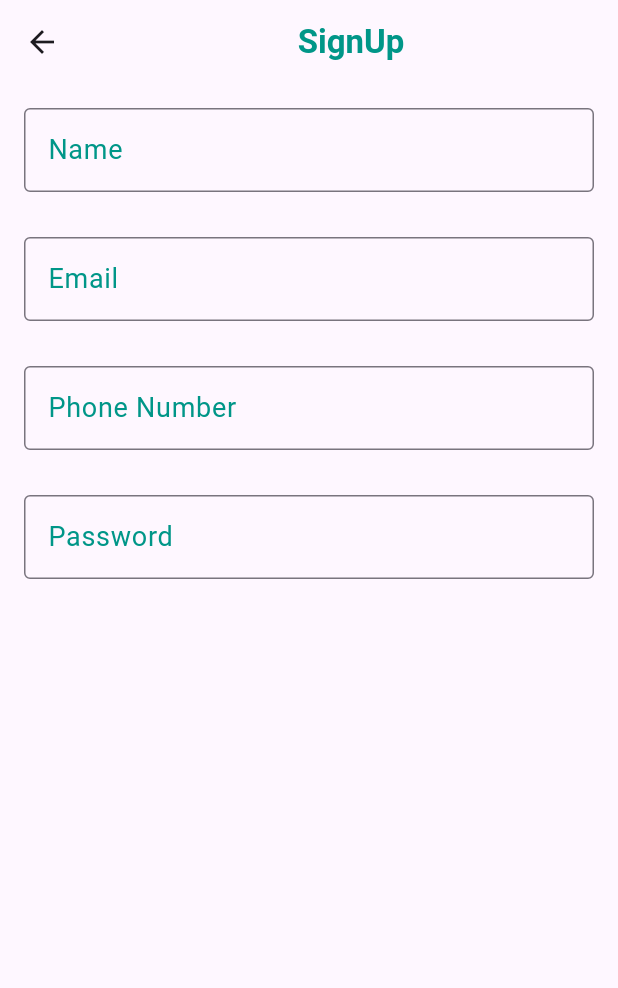
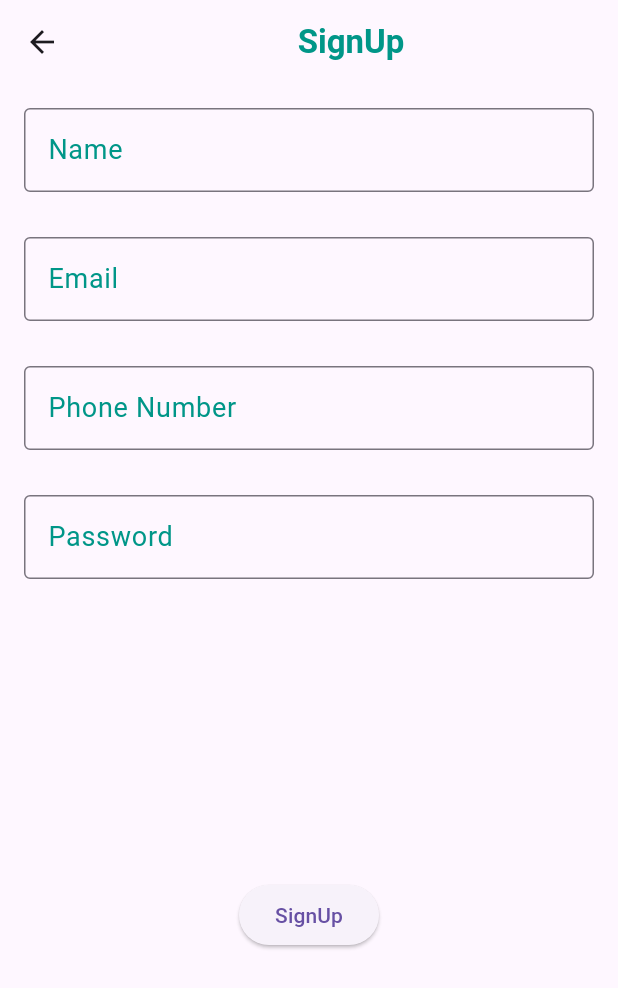
Before and after one commit to RaphaelZLB/flutter_app, a Flutter app: the screen it shows after launch, on a phone screen of 412 x 824 dp. Shown: the top 988 px of the screen. Run offline on Flutter 3.47's test engine with Material 3 defaults, Android fonts, the phone set to English and light mode, and no system bars; our stand-ins replace get.

Commit message:
controllers and buttons

```diff
--- a/lib/Models/User.dart
+++ b/lib/Models/User.dart
@@ -1,3 +1,5 @@
+
+
 class User {
   final String name;
   final String email;
--- a/lib/Routes/AppPage.dart
+++ b/lib/Routes/AppPage.dart
@@ -1,16 +1,15 @@
 import 'package:flutter_app/Bindings/RegistrationBinding.dart';
 import 'package:flutter_app/Routes/AppRoute.dart';
 import 'package:flutter_app/Views/Login.dart';
-import 'package:flutter_app/Views/registration.dart';
+import 'package:flutter_app/Views/Registration.dart';
 import 'package:get/get.dart';
 import '../Bindings/LoginBinding.dart';
 
 class AppPage {
   static final List<GetPage> pages = [
-    GetPage(
-        name: AppRoute.register,
-        page: () => Registration(),
-        binding: RegistrationBinding()),
+    GetPage(name: AppRoute.register, page: () => Registration(), binding: RegistrationBinding()),
+    //
     GetPage(name: AppRoute.login, page: () => Login(), binding: LoginBinding())
+    //
   ];
 }
--- a/lib/Views/login.dart
+++ b/lib/Views/Login.dart
@@ -1,6 +1,6 @@
-import 'package:flutter/cupertino.dart';
+
 import 'package:flutter/material.dart';
-import 'package:get/get_state_manager/src/simple/get_view.dart';
+import 'package:get/get.dart';
 import '../Controllers/LoginController.dart';
 
 class Login extends GetView<LoginController> {
@@ -15,9 +15,7 @@ class Login extends GetView<LoginController> {
                 Center(child:
                 Text('LogIn Page', style: TextStyle(color: Colors.teal,fontWeight: FontWeight.bold),),
                 ),],)  ),
-
-        body: Expanded(
-          child: SingleChildScrollView(
+        body:SingleChildScrollView(
             child: Padding(
               padding: const EdgeInsets.all(16.0),
               child: const Center(
@@ -34,9 +32,10 @@ class Login extends GetView<LoginController> {
                           hintText: 'Your email...',
                           hintStyle: TextStyle(fontSize: 15,fontWeight: FontWeight.w300)
                       ),
-
+                      // controller: controller.email,
                       keyboardType: TextInputType.emailAddress,
                       maxLines: 1,
+
                     ),
 
                     SizedBox(height: 30),
@@ -50,6 +49,7 @@ class Login extends GetView<LoginController> {
                           hintText: 'Your password...',
                           hintStyle: TextStyle(fontSize: 15,fontWeight: FontWeight.w300)
                       ),
+
                       keyboardType: TextInputType.text,
                       obscureText:  true,
                       maxLines: 1,
@@ -63,7 +63,6 @@ class Login extends GetView<LoginController> {
               ),
             ),
           ),
-        )
     );
   }
 }
--- a/lib/Views/registration.dart
+++ b/lib/Views/Registration.dart
@@ -1,6 +1,5 @@
 import 'package:flutter/material.dart';
 import 'package:flutter_app/Controllers/RegistrationController.dart';
-import 'package:get/get_state_manager/src/simple/get_view.dart';
 import 'package:get/get.dart';
 
 class Registration extends GetView<RegistrationController> {
@@ -20,11 +19,10 @@ class Registration extends GetView<RegistrationController> {
             ),
           ],
         )),
-        body: Expanded(
-          child: SingleChildScrollView(
+        body:SingleChildScrollView(
             child: Padding(
-              padding: const EdgeInsets.all(16.0),
-              child: const Center(
+              padding: EdgeInsets.all(16.0),
+              child: Center(
                 child: Column(
                   crossAxisAlignment: CrossAxisAlignment.center,
                   mainAxisAlignment: MainAxisAlignment.center,
@@ -40,6 +38,7 @@ class Registration extends GetView<RegistrationController> {
                           hintText: 'Name...',
                           hintStyle: TextStyle(
                               fontSize: 15, fontWeight: FontWeight.w300)),
+                      controller: controller.name,
                       keyboardType: TextInputType.name,
                       maxLines: 1,
                     ),
@@ -47,14 +46,13 @@ class Registration extends GetView<RegistrationController> {
                     TextField(
                       decoration: InputDecoration(
                           border: OutlineInputBorder(),
-                          focusedBorder: OutlineInputBorder(
-                              borderSide: BorderSide(color: Colors.teal)),
+                          focusedBorder: OutlineInputBorder(borderSide: BorderSide(color: Colors.teal)),
                           labelText: 'Email',
-                          labelStyle:
-                              TextStyle(color: Colors.teal, fontSize: 18),
+                          labelStyle:TextStyle(color: Colors.teal, fontSize: 18),
                           hintText: 'Your email...',
                           hintStyle: TextStyle(
-                              fontSize: 15, fontWeight: FontWeight.w300)),
+                          fontSize: 15, fontWeight: FontWeight.w300)),
+                      controller: controller.email,
                       keyboardType: TextInputType.emailAddress,
                       maxLines: 1,
                     ),
@@ -62,42 +60,50 @@ class Registration extends GetView<RegistrationController> {
                     TextField(
                       decoration: InputDecoration(
                           border: OutlineInputBorder(),
-                          focusedBorder: OutlineInputBorder(
-                              borderSide: BorderSide(color: Colors.teal)),
+                          focusedBorder: OutlineInputBorder(borderSide: BorderSide(color: Colors.teal)),
                           labelText: 'Phone Number',
-                          labelStyle:
-                              TextStyle(color: Colors.teal, fontSize: 18),
+                          labelStyle: TextStyle(color: Colors.teal, fontSize: 18),
                           hintText: 'Your phone number...',
                           hintStyle: TextStyle(
-                              fontSize: 15, fontWeight: FontWeight.w300)),
+                          fontSize: 15, fontWeight: FontWeight.w300)),
+                      controller: controller.phone,
                       keyboardType: TextInputType.phone,
                       maxLines: 1,
                     ),
                     SizedBox(height: 30),
                     TextField(
                       decoration: InputDecoration(
-                          border: OutlineInputBorder(
-                              borderSide: BorderSide(color: Colors.teal)),
-                          focusedBorder: OutlineInputBorder(
-                              borderSide: BorderSide(color: Colors.teal)),
+                          border: OutlineInputBorder(borderSide: BorderSide(color: Colors.teal)),
+                          focusedBorder: OutlineInputBorder(borderSide: BorderSide(color: Colors.teal)),
                           labelText: 'Password',
-                          labelStyle:
-                              TextStyle(color: Colors.teal, fontSize: 18),
+                          labelStyle: TextStyle(color: Colors.teal, fontSize: 18),
                           hintText: 'Your password...',
                           hintStyle: TextStyle(
-                              fontSize: 15, fontWeight: FontWeight.w300)),
+                          fontSize: 15, fontWeight: FontWeight.w300)),
+                      controller: controller.password,
                       keyboardType: TextInputType.text,
                       obscureText: true,
                       maxLines: 1,
                     ),
                     SizedBox(height: 200),
-                    //ElevatedButton(onPressed: () {}, child: Text('register')),
+
+                    Center(
+                      child: ElevatedButton(
+                        onPressed: (){
+                          print("clicked");
+                          print(controller.email.value.text);
+                          print(controller.password.value.text);
+                        }
+                        ,child: Text("SignUp"),
+                      ),
+                    ),
+                      // ElevatedButton(onPressed: () {}, child: Text('register')),
                   ],
                 ),
               ),
             ),
           ),
-        ));
+        );
   }
 }
 
--- a/lib/main.dart
+++ b/lib/main.dart
@@ -1,7 +1,7 @@
 import 'package:flutter/material.dart';
 import 'package:flutter_app/Routes/AppPage.dart';
 import 'package:flutter_app/Routes/AppRoute.dart';
-import 'package:flutter_app/Views/registration.dart';
+import 'package:flutter_app/Views/Registration.dart';
 import 'package:get/get.dart';
 
 void main() {
@@ -15,6 +15,7 @@ class MyApp extends StatelessWidget {
   @override
   Widget build(BuildContext context) {
     return GetMaterialApp(
+      title: ('Flutter App'),
       getPages: AppPage.pages,
       initialRoute: AppRoute.register,
       theme: ThemeData.light(),
```
Also changed, not shown: lib/Views/CircleAvatar.dart (deleted, +0 -69 lines).
